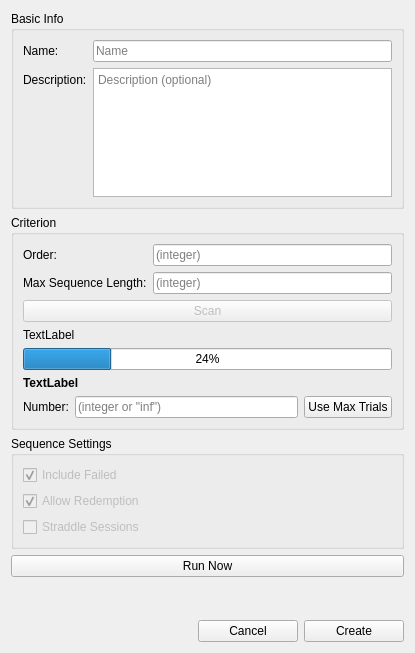
danielhsu021202/PythonCBAS, file ui/SettingsDialog.ui: the form before one commit.
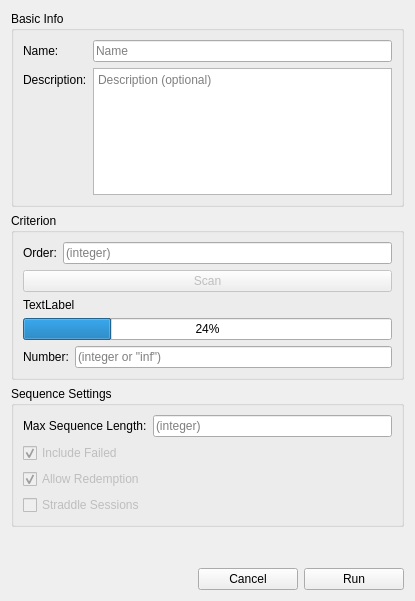
The form after the commit.

Commit message: Implemented UI for running sequence counts

Patch:
```diff
--- a/ui/SettingsDialog.ui
+++ b/ui/SettingsDialog.ui
@@ -7,7 +7,7 @@
     <x>0</x>
     <y>0</y>
     <width>415</width>
-    <height>653</height>
+    <height>601</height>
    </rect>
   </property>
   <property name="windowTitle">
@@ -74,35 +74,21 @@
          </property>
          <layout class="QVBoxLayout" name="verticalLayout_3">
           <item>
-           <layout class="QFormLayout" name="formLayout_3">
-            <item row="0" column="0">
+           <layout class="QHBoxLayout" name="horizontalLayout">
+            <item>
              <widget class="QLabel" name="label">
               <property name="text">
                <string>Order:</string>
               </property>
              </widget>
             </item>
-            <item row="0" column="1">
+            <item>
              <widget class="QLineEdit" name="criterionOrderLineEdit">
               <property name="placeholderText">
                <string>(integer)</string>
               </property>
              </widget>
             </item>
-            <item row="1" column="0">
-             <widget class="QLabel" name="label_3">
-              <property name="text">
-               <string>Max Sequence Length:</string>
-              </property>
-             </widget>
-            </item>
-            <item row="1" column="1">
-             <widget class="QLineEdit" name="maxSeqLenLineEdit">
-              <property name="placeholderText">
-               <string>(integer)</string>
-              </property>
-             </widget>
-            </item>
            </layout>
           </item>
           <item>
@@ -129,22 +115,6 @@
             </property>
            </widget>
           </item>
-          <item>
-           <layout class="QHBoxLayout" name="horizontalLayout">
-            <item>
-             <widget class="QLabel" name="maxLabel">
-              <property name="font">
-               <font>
-                <bold>true</bold>
-               </font>
-              </property>
-              <property name="text">
-               <string>TextLabel</string>
-              </property>
-             </widget>
-            </item>
-           </layout>
-          </item>
           <item>
            <layout class="QHBoxLayout" name="horizontalLayout_3">
             <item>
@@ -161,13 +131,6 @@
               </property>
              </widget>
             </item>
-            <item>
-             <widget class="QPushButton" name="useNumberButton">
-              <property name="text">
-               <string>Use Max Trials</string>
-              </property>
-             </widget>
-            </item>
            </layout>
           </item>
          </layout>
@@ -179,6 +142,24 @@
           <string>Sequence Settings</string>
          </property>
          <layout class="QVBoxLayout" name="verticalLayout_4">
+          <item>
+           <layout class="QHBoxLayout" name="horizontalLayout_2">
+            <item>
+             <widget class="QLabel" name="label_3">
+              <property name="text">
+               <string>Max Sequence Length:</string>
+              </property>
+             </widget>
+            </item>
+            <item>
+             <widget class="QLineEdit" name="maxSeqLenLineEdit">
+              <property name="placeholderText">
+               <string>(integer)</string>
+              </property>
+             </widget>
+            </item>
+           </layout>
+          </item>
           <item>
            <widget class="QCheckBox" name="criterionIncludeFailedCheck">
             <property name="enabled">
@@ -231,19 +212,6 @@
          </property>
         </spacer>
        </item>
-       <item>
-        <widget class="QPushButton" name="runButton">
-         <property name="minimumSize">
-          <size>
-           <width>100</width>
-           <height>0</height>
-          </size>
-         </property>
-         <property name="text">
-          <string>Run Now</string>
-         </property>
-        </widget>
-       </item>
       </layout>
      </widget>
      <widget class="QWidget" name="page_2"/>
@@ -311,7 +279,7 @@
         </size>
        </property>
        <property name="text">
-        <string>Create</string>
+        <string>Run</string>
        </property>
       </widget>
      </item>
```
The commit also changes 7 other files.
